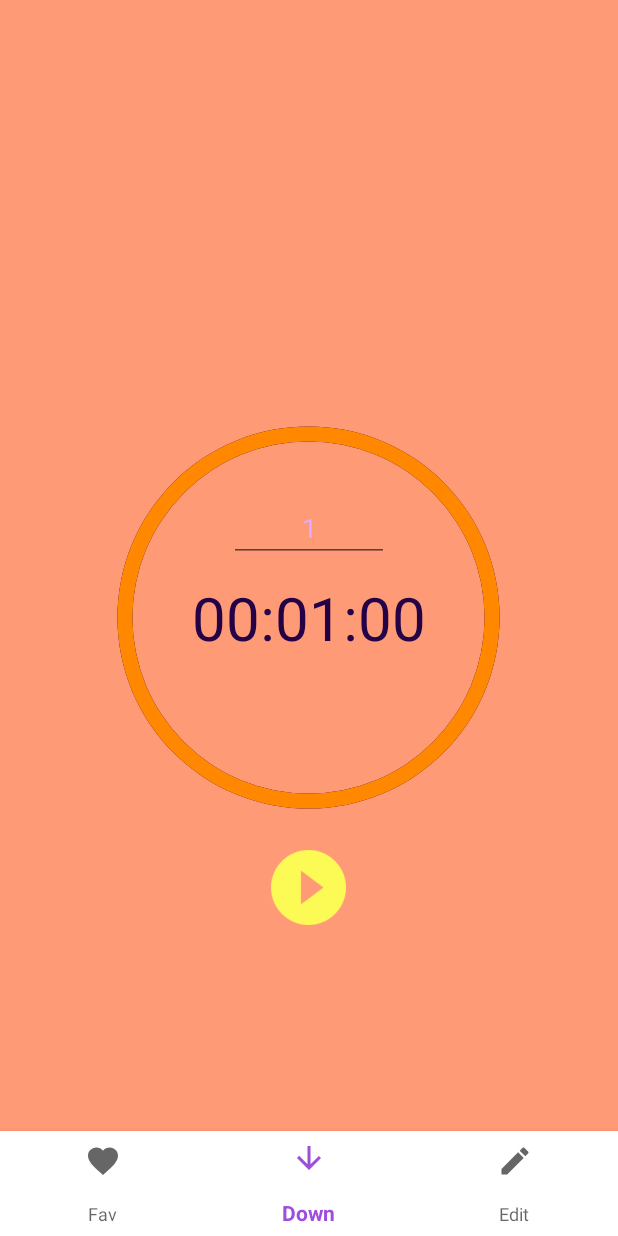
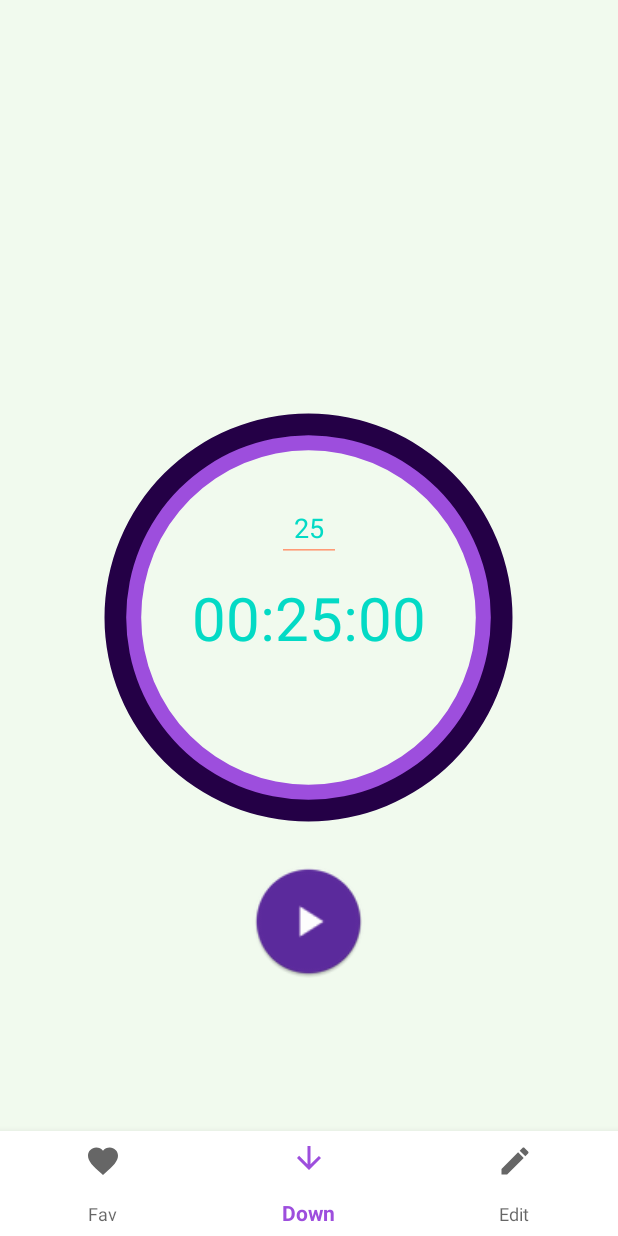
Before and after one commit to CadmusFlux/To-Do, an Android app: the screen it shows after launch (MainActivity), item 2 of the bottom bar chosen, on a phone screen of 412 x 824 dp. Run offline under Robolectric (Android 15) with nearby library versions, the light colour scheme and no system bars.

Commit message:
Applied material design [UI]

```diff
--- a/app/src/main/java/com/personal/todoist/PodcastFragment.java
+++ b/app/src/main/java/com/personal/todoist/PodcastFragment.java
@@ -20,7 +20,7 @@
     @Override
     public View onCreateView(@NonNull LayoutInflater inflater, @Nullable ViewGroup container, @Nullable Bundle savedInstanceState) {
         View mView =  inflater.inflate(R.layout.fragment_podcast, container, false);
-        playBtn = (ImageButton) mView.findViewById(R.id.playBtn);
+        playBtn = mView.findViewById(R.id.playBtn);
         playBtn.setOnClickListener(this);
         mp = MediaPlayer.create(getActivity(),R.raw.furelise);
         return mView;
--- a/app/src/main/res/drawable/drawable_circle_dark_blue.xml
+++ b/app/src/main/res/drawable/drawable_circle_dark_blue.xml
@@ -1,8 +1,8 @@
 <?xml version="1.0" encoding="utf-8"?>
 <shape xmlns:android="http://schemas.android.com/apk/res/android"
-    android:innerRadiusRatio="2.3"
+    android:innerRadiusRatio="2.5"
     android:shape="ring"
-    android:thickness="10dp"
+    android:thickness="20dp"
     android:useLevel="false">
 
     <solid android:color="@color/colorPrimaryDark" />
--- a/app/src/main/res/drawable/drawable_circle_yellow.xml
+++ b/app/src/main/res/drawable/drawable_circle_yellow.xml
@@ -1,8 +1,10 @@
 <?xml version="1.0" encoding="utf-8"?>
 <shape xmlns:android="http://schemas.android.com/apk/res/android"
-    android:innerRadiusRatio="2.3"
+    android:innerRadiusRatio="2.6"
     android:shape="ring"
     android:thickness="10dp"
-    android:useLevel="true">
-    <solid android:color="@android:color/holo_orange_dark" />
+    android:useLevel="false">
+
+    <solid android:color="@color/colorPrimary" />
+
 </shape>
--- a/app/src/main/res/layout/fragment_countdown.xml
+++ b/app/src/main/res/layout/fragment_countdown.xml
@@ -1,15 +1,17 @@
 <?xml version="1.0" encoding="utf-8"?>
 <RelativeLayout xmlns:android="http://schemas.android.com/apk/res/android"
+    xmlns:app="http://schemas.android.com/apk/res-auto"
     android:id="@+id/activity_main"
     android:layout_width="match_parent"
     android:layout_height="match_parent"
-    android:background="@color/theme">
+    android:background="@color/background">
+
 
     <ProgressBar
         android:id="@+id/progressBarCircle"
         style="?android:attr/progressBarStyleHorizontal"
-        android:layout_width="270dp"
-        android:layout_height="270dp"
+        android:layout_width="290dp"
+        android:layout_height="290dp"
         android:layout_centerInParent="true"
         android:background="@drawable/drawable_circle_dark_blue"
         android:indeterminate="false"
@@ -26,22 +28,22 @@
         android:layout_centerHorizontal="true"
         android:layout_marginBottom="10dp"
         android:gravity="center"
-        android:hint="hint_minute"
+        android:hint="@string/hint_minute1"
         android:inputType="number"
-        android:maxLength="15"
+        android:maxLength="25"
         android:maxLines="1"
-        android:minEms="5"
-        android:text="1"
-        android:textColor="@color/sectheme"
-        android:textColorHint="@color/colorAccent" />
+        android:maxEms="2"
+        android:text="@string/_25"
+        android:textColor="@color/colorAccent1"
+        app:backgroundTint="@color/theme" />
 
     <TextView
         android:id="@+id/textViewTime"
         android:layout_width="wrap_content"
         android:layout_height="wrap_content"
         android:layout_centerInParent="true"
-        android:text="00:01:00"
-        android:textColor="@color/colorPrimaryDark"
+        android:text="@string/_00_25_00"
+        android:textColor="@color/colorAccent1"
         android:textSize="40sp" />
 
     <ImageView
@@ -56,11 +58,11 @@
 
     <ImageView
         android:id="@+id/imageViewStartStop"
-        android:layout_width="50dp"
-        android:layout_height="50dp"
+        android:layout_width="75dp"
+        android:layout_height="75dp"
         android:layout_below="@+id/progressBarCircle"
         android:layout_centerHorizontal="true"
         android:layout_marginTop="20dp"
-        android:src="@drawable/icon_start" />
+        android:src="@mipmap/ic_stop" />
 
 </RelativeLayout>
--- a/app/src/main/res/values/colors.xml
+++ b/app/src/main/res/values/colors.xml
@@ -16,4 +16,5 @@
     <color name="lightgray1">#FAFAFA</color>
     <color name="white1">#FFFFFF</color>
     <color name="darkgrey1">#D0D0D0</color>
+
 </resources>
--- a/app/src/main/res/values/strings.xml
+++ b/app/src/main/res/values/strings.xml
@@ -9,14 +9,18 @@
     <string name="app_name1">Count Down Timer</string>
     <string name="hint_minute">Minute</string>
     <string name="message_minutes">Please Enter Minutes…</string>
-    <string name="black">Black</string>
-    <string name="noir">Noir</string>
+    <string name="Heal">Heal</string>
+    <string name="Cast">HealCast</string>
     <string name="current_song">Fur Elise</string>
     <string name="playlist">Beethoven</string>
     <string name="playtext">420</string>
     <string name="downloadtext">250</string>
     <string name="favtext">    20</string>
     <string name="sharetext">550</string>
-    <string name="nexttext">0:00</string>
-    <string name="currenttime">0:00</string>
+    <string name="defaulttext">70</string>
+    <string name="nexttext">2:42</string>
+    <string name="currenttime">2:42</string>
+    <string name="hint_minute1">hint_minute</string>
+    <string name="_25">25</string>
+    <string name="_00_25_00">00:25:00</string>
 </resources>
```
Also changed, not shown: app/src/main/res/layout/fragment_podcast.xml (+24 -18 lines).
